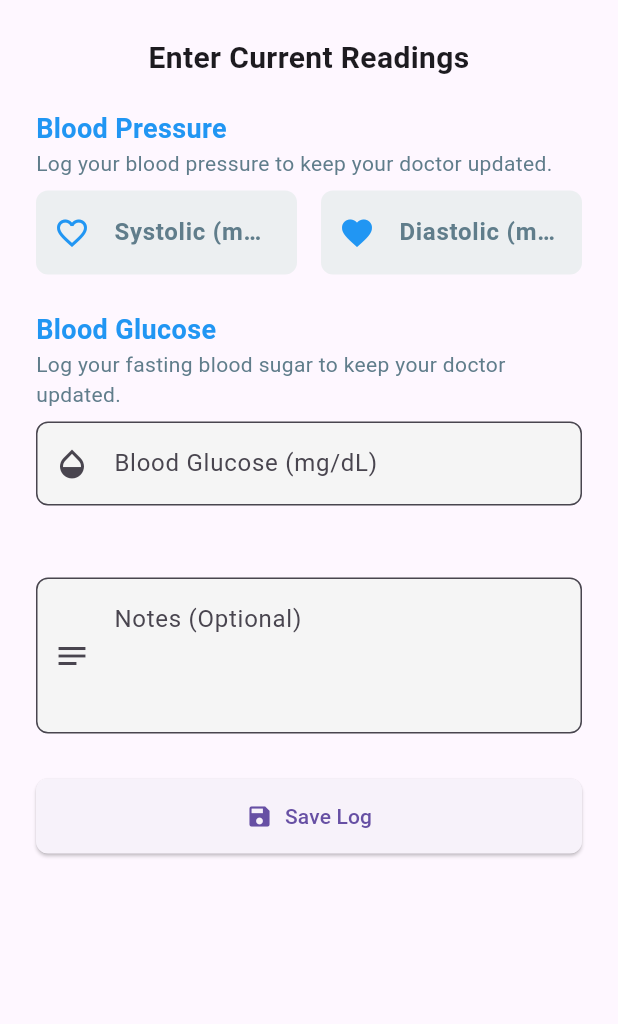
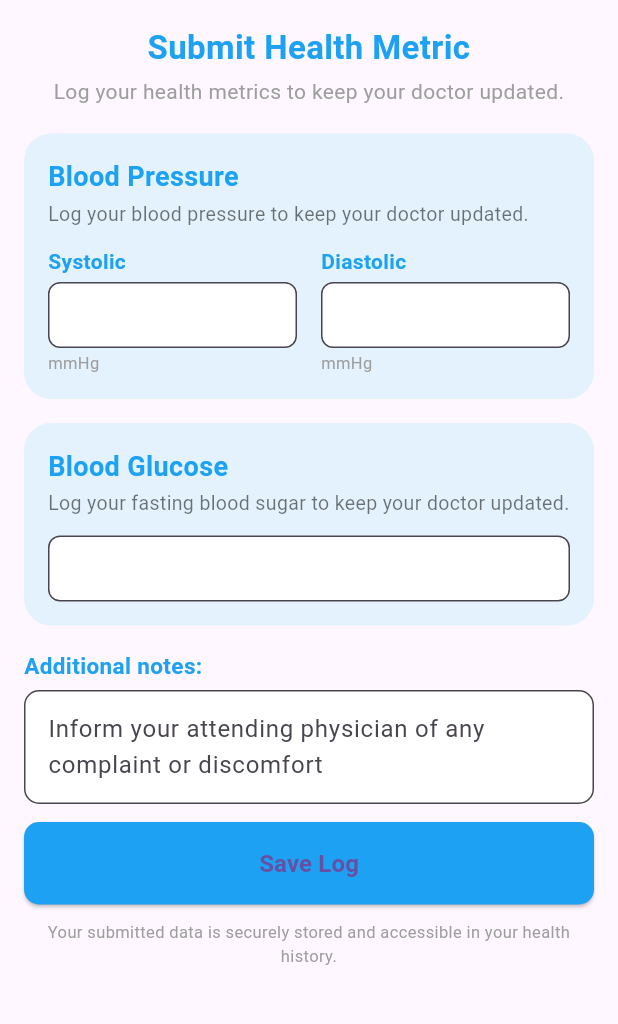
Before and after one commit to yongNotgio/diatrack1, a Flutter app: the AddMetricsScreen screen opened directly with empty values, on a phone screen of 412 x 824 dp, the part 84-1108 px from its top. Run offline on Flutter 3.47's test engine with Material 3 defaults, Android fonts, the phone set to English and light mode, and no system bars; our stand-ins replace dotted_border, fl_chart, image_picker, shared_preferences, supabase_flutter; accounts and stored records are empty.

Commit message:
Redesign add metrics and medication screens UI
Improved the UI of the add metrics screen with sectioned cards, clearer labels, and a new wound photo upload area using dotted_border. Enhanced the medication screen with a larger, more prominent title and adjusted layout for better readability. Added dotted_border dependency to pubspec.yaml.

```diff
--- a/diatrack1/lib/screens/add_metrics_screen.dart
+++ b/diatrack1/lib/screens/add_metrics_screen.dart
@@ -2,6 +2,7 @@ import 'dart:io';
 import 'package:flutter/material.dart';
 import 'package:flutter/services.dart';
 import 'package:image_picker/image_picker.dart';
+import 'package:dotted_border/dotted_border.dart';
 import '../services/supabase_service.dart';
 
 class AddMetricsScreen extends StatefulWidget {
@@ -169,13 +170,6 @@ class _AddMetricsScreenState extends State<AddMetricsScreen> {
           children: [
             Image.asset('assets/images/diatrack_logo.png', height: 32),
             const SizedBox(width: 8),
-            Text(
-              widget.existingMetric == null ? '' : '',
-              style: const TextStyle(
-                color: Color(0xFF1DA1F2),
-                fontWeight: FontWeight.bold,
-              ),
-            ),
           ],
         ),
         actions: [
@@ -190,19 +184,38 @@ class _AddMetricsScreenState extends State<AddMetricsScreen> {
         iconTheme: const IconThemeData(color: Color(0xFF1DA1F2)),
       ),
       body: SingleChildScrollView(
-        padding: const EdgeInsets.all(24.0),
+        padding: const EdgeInsets.symmetric(horizontal: 16, vertical: 8),
         child: Form(
           key: _formKey,
           child: Column(
             crossAxisAlignment: CrossAxisAlignment.stretch,
             children: <Widget>[
+              const SizedBox(height: 8),
               const Text(
-                'Enter Current Readings',
-                style: TextStyle(fontSize: 20, fontWeight: FontWeight.bold),
+                'Submit Health Metric',
+                style: TextStyle(
+                  fontSize: 22,
+                  fontWeight: FontWeight.bold,
+                  color: Color(0xFF1DA1F2),
+                ),
                 textAlign: TextAlign.center,
               ),
-              const SizedBox(height: 20),
-              Column(
+              const SizedBox(height: 4),
+              const Text(
+                'Log your health metrics to keep your doctor updated.',
+                style: TextStyle(fontSize: 14, color: Colors.grey),
+                textAlign: TextAlign.center,
+              ),
+              const SizedBox(height: 18),
+              // Blood Pressure Section
+              Container(
+                padding: const EdgeInsets.all(16),
+                margin: const EdgeInsets.only(bottom: 16),
+                decoration: BoxDecoration(
+                  color: const Color(0xFFE3F2FD),
+                  borderRadius: BorderRadius.circular(18),
+                ),
+                child: Column(
                   crossAxisAlignment: CrossAxisAlignment.start,
                   children: [
                     const Text(
@@ -210,35 +223,44 @@ class _AddMetricsScreenState extends State<AddMetricsScreen> {
                       style: TextStyle(
                         fontSize: 18,
                         fontWeight: FontWeight.bold,
-                      color: Colors.blue,
+                        color: Color(0xFF1DA1F2),
                       ),
                     ),
+                    const SizedBox(height: 2),
                     const Text(
                       'Log your blood pressure to keep your doctor updated.',
-                    style: TextStyle(fontSize: 14, color: Colors.blueGrey),
+                      style: TextStyle(fontSize: 13, color: Colors.black54),
                     ),
-                  const SizedBox(height: 8),
+                    const SizedBox(height: 12),
                     Row(
                       children: [
                         Expanded(
-                        child: TextFormField(
+                          child: Column(
+                            crossAxisAlignment: CrossAxisAlignment.start,
+                            children: [
+                              const Text(
+                                'Systolic',
+                                style: TextStyle(
+                                  fontWeight: FontWeight.bold,
+                                  color: Color(0xFF1DA1F2),
+                                ),
+                              ),
+                              const SizedBox(height: 4),
+                              TextFormField(
                                 controller: _systolicController,
                                 decoration: InputDecoration(
-                            labelText: 'Systolic (mmHg)',
-                            labelStyle: const TextStyle(
-                              fontSize: 16,
-                              fontWeight: FontWeight.bold,
-                              color: Colors.blueGrey,
-                            ),
-                            prefixIcon: const Icon(
-                              Icons.favorite_border,
-                              color: Colors.blue,
+                                  isDense: true,
+                                  contentPadding: const EdgeInsets.symmetric(
+                                    horizontal: 12,
+                                    vertical: 10,
                                   ),
                                   filled: true,
-                            fillColor: Colors.blueGrey[50],
+                                  fillColor: Colors.white,
                                   border: OutlineInputBorder(
                                     borderRadius: BorderRadius.circular(8),
-                              borderSide: BorderSide.none,
+                                    borderSide: BorderSide(
+                                      color: Color(0xFF1DA1F2),
+                                    ),
                                   ),
                                 ),
                                 keyboardType: TextInputType.number,
@@ -246,27 +268,45 @@ class _AddMetricsScreenState extends State<AddMetricsScreen> {
                                   FilteringTextInputFormatter.digitsOnly,
                                 ],
                               ),
+                              const SizedBox(height: 2),
+                              const Text(
+                                'mmHg',
+                                style: TextStyle(
+                                  fontSize: 11,
+                                  color: Colors.grey,
+                                ),
+                              ),
+                            ],
+                          ),
                         ),
                         const SizedBox(width: 16),
                         Expanded(
-                        child: TextFormField(
+                          child: Column(
+                            crossAxisAlignment: CrossAxisAlignment.start,
+                            children: [
+                              const Text(
+                                'Diastolic',
+                                style: TextStyle(
+                                  fontWeight: FontWeight.bold,
+                                  color: Color(0xFF1DA1F2),
+                                ),
+                              ),
+                              const SizedBox(height: 4),
+                              TextFormField(
                                 controller: _diastolicController,
                                 decoration: InputDecoration(
-                            labelText: 'Diastolic (mmHg)',
-                            labelStyle: const TextStyle(
-                              fontSize: 16,
-                              fontWeight: FontWeight.bold,
-                              color: Colors.blueGrey,
-                            ),
-                            prefixIcon: const Icon(
-                              Icons.favorite,
-                              color: Colors.blue,
+                                  isDense: true,
+                                  contentPadding: const EdgeInsets.symmetric(
+                                    horizontal: 12,
+                                    vertical: 10,
                                   ),
                                   filled: true,
-                            fillColor: Colors.blueGrey[50],
+                                  fillColor: Colors.white,
                                   border: OutlineInputBorder(
                                     borderRadius: BorderRadius.circular(8),
-                              borderSide: BorderSide.none,
+                                    borderSide: BorderSide(
+                                      color: Color(0xFF1DA1F2),
+                                    ),
                                   ),
                                 ),
                                 keyboardType: TextInputType.number,
@@ -274,105 +314,145 @@ class _AddMetricsScreenState extends State<AddMetricsScreen> {
                                   FilteringTextInputFormatter.digitsOnly,
                                 ],
                               ),
+                              const SizedBox(height: 2),
+                              const Text(
+                                'mmHg',
+                                style: TextStyle(
+                                  fontSize: 11,
+                                  color: Colors.grey,
                                 ),
-                    ],
-                  ),
-                  const SizedBox(height: 24),
-                  const Text(
-                    'Blood Glucose',
-                    style: TextStyle(
-                      fontSize: 18,
-                      fontWeight: FontWeight.bold,
-                      color: Colors.blue,
-                    ),
-                  ),
-                  const Text(
-                    'Log your fasting blood sugar to keep your doctor updated.',
-                    style: TextStyle(fontSize: 14, color: Colors.blueGrey),
-                  ),
-                  const SizedBox(height: 8),
-                  TextFormField(
-                    controller: _glucoseController,
-                    decoration: const InputDecoration(
-                      labelText: 'Blood Glucose (mg/dL)',
-                      prefixIcon: Icon(Icons.opacity),
-                    ),
-                    keyboardType: const TextInputType.numberWithOptions(
-                      decimal: true,
-                    ),
-                    inputFormatters: [
-                      FilteringTextInputFormatter.allow(
-                        RegExp(r'^\d+\.?\d{0,1}'),
-                      ),
-                    ],
-                  ),
-                  const SizedBox(height: 24),
-                  if (widget.phase == "Post-Operative") ...[
-                    const Text(
-                      'Upload Wound Photo',
-                      style: TextStyle(
-                        fontSize: 18,
-                        fontWeight: FontWeight.bold,
-                        color: Colors.blue,
-                      ),
-                    ),
-                    const Text(
-                      'Please attach a wound image to update your doctor on its progress.',
-                      style: TextStyle(fontSize: 14, color: Colors.blueGrey),
-                    ),
-                    const SizedBox(height: 8),
-                    Row(
-                      children: [
-                        ElevatedButton.icon(
-                          icon: const Icon(Icons.camera_alt),
-                          label: const Text('Click to Upload'),
-                          onPressed: _showImagePickerOptions,
-                          style: ElevatedButton.styleFrom(
-                            backgroundColor: Colors.blueGrey[50],
-                          ),
-                        ),
-                        const SizedBox(width: 16),
-                        if (_woundImageFile != null || _woundPhotoUrl != null)
-                          Expanded(
-                            child: Row(
-                              children: [
-                                const Icon(
-                                  Icons.check_circle,
-                                  color: Colors.green,
-                                  size: 18,
-                                ),
-                                const SizedBox(width: 4),
-                                Expanded(
-                                  child: Text(
-                                    _woundImageFile?.name ?? 'Existing photo',
-                                    overflow: TextOverflow.ellipsis,
-                                    style: const TextStyle(fontSize: 12),
-                                  ),
-                                ),
-                                IconButton(
-                                  icon: const Icon(
-                                    Icons.clear,
-                                    size: 18,
-                                    color: Colors.redAccent,
-                                  ),
-                                  onPressed:
-                                      () => setState(() {
-                                        _woundImageFile = null;
-                                        _woundPhotoUrl = null;
-                                      }),
-                                  tooltip: 'Remove image',
                               ),
                             ],
                           ),
                         ),
                       ],
                     ),
+                  ],
+                ),
+              ),
+              // Blood Glucose Section
+              Container(
+                padding: const EdgeInsets.all(16),
+                margin: const EdgeInsets.only(bottom: 16),
+                decoration: BoxDecoration(
+                  color: const Color(0xFFE3F2FD),
+                  borderRadius: BorderRadius.circular(18),
+                ),
+                child: Column(
+                  crossAxisAlignment: CrossAxisAlignment.start,
+                  children: [
+                    const Text(
+                      'Blood Glucose',
+                      style: TextStyle(
+                        fontSize: 18,
+                        fontWeight: FontWeight.bold,
+                        color: Color(0xFF1DA1F2),
+                      ),
+                    ),
+                    const SizedBox(height: 2),
+                    const Text(
+                      'Log your fasting blood sugar to keep your doctor updated.',
+                      style: TextStyle(fontSize: 13, color: Colors.black54),
+                    ),
+                    const SizedBox(height: 12),
+                    TextFormField(
+                      controller: _glucoseController,
+                      decoration: InputDecoration(
+                        isDense: true,
+                        contentPadding: const EdgeInsets.symmetric(
+                          horizontal: 12,
+                          vertical: 10,
+                        ),
+                        filled: true,
+                        fillColor: Colors.white,
+                        border: OutlineInputBorder(
+                          borderRadius: BorderRadius.circular(8),
+                          borderSide: const BorderSide(
+                            color: Color(0xFF1DA1F2),
+                          ),
+                        ),
+                      ),
+                      keyboardType: const TextInputType.numberWithOptions(
+                        decimal: true,
+                      ),
+                      inputFormatters: [
+                        FilteringTextInputFormatter.allow(RegExp(r'^[0-9.]*')),
+                      ],
+                    ),
+                  ],
+                ),
+              ),
+              // Wound Photo Section
+              if (widget.phase == "Post-Operative") ...[
+                Container(
+                  padding: const EdgeInsets.all(16),
+                  margin: const EdgeInsets.only(bottom: 16),
+                  decoration: BoxDecoration(
+                    color: const Color(0xFFE3F2FD),
+                    borderRadius: BorderRadius.circular(18),
+                  ),
+                  child: Column(
+                    crossAxisAlignment: CrossAxisAlignment.start,
+                    children: [
+                      const Text(
+                        'Wound Photo',
+                        style: TextStyle(
+                          fontSize: 18,
+                          fontWeight: FontWeight.bold,
+                          color: Color(0xFF1DA1F2),
+                        ),
+                      ),
+                      const SizedBox(height: 2),
+                      const Text(
+                        'Please attach a wound image to update your doctor on its progress.',
+                        style: TextStyle(fontSize: 13, color: Colors.black54),
+                      ),
+                      const SizedBox(height: 12),
+                      GestureDetector(
+                        onTap: _showImagePickerOptions,
+                        child: DottedBorder(
+                          color: const Color(0xFF1DA1F2),
+                          borderType: BorderType.RRect,
+                          radius: const Radius.circular(12),
+                          dashPattern: const [6, 3],
+                          strokeWidth: 1.5,
+                          child: Container(
+                            width: double.infinity,
+                            height: 120,
+                            alignment: Alignment.center,
+                            decoration: BoxDecoration(
+                              color: Colors.white,
+                              borderRadius: BorderRadius.circular(12),
+                            ),
+                            child: Column(
+                              mainAxisAlignment: MainAxisAlignment.center,
+                              children: [
+                                const Icon(
+                                  Icons.cloud_upload,
+                                  size: 36,
+                                  color: Color(0xFF1DA1F2),
+                                ),
+                                const SizedBox(height: 8),
+                                Text(
+                                  _woundImageFile != null
+                                      ? 'Image Selected'
+                                      : 'Click to Upload',
+                                  style: const TextStyle(
+                                    color: Color(0xFF1DA1F2),
+                                    fontWeight: FontWeight.bold,
+                                  ),
+                                ),
+                              ],
+                            ),
+                          ),
+                        ),
+                      ),
                       if (_woundImageFile != null)
                         Padding(
                           padding: const EdgeInsets.only(top: 8.0),
                           child: Image.file(
                             File(_woundImageFile!.path),
-                          height: 100,
+                            height: 80,
                             fit: BoxFit.cover,
                           ),
                         ),
@@ -381,23 +461,50 @@ class _AddMetricsScreenState extends State<AddMetricsScreen> {
                           padding: const EdgeInsets.only(top: 8.0),
                           child: Image.network(
                             _woundPhotoUrl!,
-                          height: 100,
+                            height: 80,
                             fit: BoxFit.cover,
                           ),
                         ),
                     ],
-                  const SizedBox(height: 24),
+                  ),
+                ),
+              ],
+              // Notes Section
+              Padding(
+                padding: const EdgeInsets.only(bottom: 12),
+                child: Column(
+                  crossAxisAlignment: CrossAxisAlignment.start,
+                  children: [
+                    const Text(
+                      'Additional notes:',
+                      style: TextStyle(
+                        fontWeight: FontWeight.bold,
+                        color: Color(0xFF1DA1F2),
+                        fontSize: 15,
+                      ),
+                    ),
+                    const SizedBox(height: 6),
                     TextFormField(
                       controller: _notesController,
                       decoration: const InputDecoration(
-                      labelText: 'Notes (Optional)',
-                      hintText: 'Any additional details...',
-                      prefixIcon: Icon(Icons.notes),
-                      alignLabelWithHint: true,
+                        hintText:
+                            'Inform your attending physician of any complaint or discomfort',
+                        filled: true,
+                        fillColor: Colors.white,
+                        border: OutlineInputBorder(
+                          borderRadius: BorderRadius.all(Radius.circular(10)),
+                          borderSide: BorderSide(color: Color(0xFF1DA1F2)),
                         ),
-                    maxLines: 3,
+                        contentPadding: EdgeInsets.symmetric(
+                          horizontal: 12,
+                          vertical: 14,
                         ),
-                  const SizedBox(height: 30),
+                      ),
+                      maxLines: 2,
+                    ),
+                  ],
+                ),
+              ),
               if (_uploadError != null)
                 Padding(
                   padding: const EdgeInsets.only(bottom: 16.0),
@@ -413,17 +520,31 @@ class _AddMetricsScreenState extends State<AddMetricsScreen> {
                   ? const Center(child: CircularProgressIndicator())
                   : SizedBox(
                     width: double.infinity,
-                        child: ElevatedButton.icon(
-                          icon: const Icon(Icons.save),
-                          label: const Text('Save Log'),
+                    child: ElevatedButton(
+                      style: ElevatedButton.styleFrom(
+                        backgroundColor: const Color(0xFF1DA1F2),
+                        shape: RoundedRectangleBorder(
+                          borderRadius: BorderRadius.circular(10),
+                        ),
+                        padding: const EdgeInsets.symmetric(vertical: 16),
+                      ),
                       onPressed: _submitMetrics,
-                          style: ElevatedButton.styleFrom(
-                            padding: const EdgeInsets.symmetric(vertical: 15.0),
+                      child: const Text(
+                        'Save Log',
+                        style: TextStyle(
+                          fontWeight: FontWeight.bold,
+                          fontSize: 16,
                         ),
                       ),
                     ),
-                ],
                   ),
+              const SizedBox(height: 10),
+              const Text(
+                'Your submitted data is securely stored and accessible in your health history.',
+                style: TextStyle(fontSize: 11, color: Colors.grey),
+                textAlign: TextAlign.center,
+              ),
+              const SizedBox(height: 10),
             ],
           ),
         ),
--- a/diatrack1/lib/screens/medication.dart
+++ b/diatrack1/lib/screens/medication.dart
@@ -131,10 +131,6 @@ class _MedicationScreenState extends State<MedicationScreen> {
   Widget build(BuildContext context) {
     final List<String> times = ['morning', 'noon', 'dinner'];
     final List<String> timeLabels = ['Morning', 'Noon', 'Dinner'];
-    final todayStr =
-        "${today.year.toString().padLeft(4, '0')}-${today.month.toString().padLeft(2, '0')}-${today.day.toString().padLeft(2, '0')}";
-    final dateDisplay =
-        "${today.year}, ${_monthName(today.month)} ${today.day}, ${today.year}";
     return Scaffold(
       backgroundColor: const Color(0xFFF8FAFF),
       appBar: AppBar(
@@ -144,20 +140,7 @@ class _MedicationScreenState extends State<MedicationScreen> {
           children: [
             Image.asset('assets/images/diatrack_logo.png', height: 32),
             const SizedBox(width: 8),
-            Column(
-              crossAxisAlignment: CrossAxisAlignment.start,
-              children: const [
-                Text(
-                  'Medications',
-                  style: TextStyle(
-                    color: Color(0xFF1DA1F2),
-                    fontWeight: FontWeight.bold,
-                    fontSize: 20,
-                  ),
-                ),
-                SizedBox(height: 2),
-              ],
-            ),
+            Column(crossAxisAlignment: CrossAxisAlignment.start),
           ],
         ),
         actions: [
@@ -179,7 +162,22 @@ class _MedicationScreenState extends State<MedicationScreen> {
                 child: Column(
                   crossAxisAlignment: CrossAxisAlignment.start,
                   children: [
-                    const SizedBox(height: 12),
+                    const SizedBox(height: 16),
+                    Padding(
+                      padding: const EdgeInsets.symmetric(horizontal: 24),
+                      child: Center(
+                        child: Text(
+                          'Medications',
+                          style: TextStyle(
+                            color: Color(0xFF1DA1F2),
+                            fontSize: 30,
+                            fontWeight: FontWeight.bold,
+                          ),
+                        ),
+                      ),
+                    ),
+
+                    const SizedBox(height: 10),
                     Padding(
                       padding: const EdgeInsets.symmetric(horizontal: 24),
                       child: Text(
@@ -199,7 +197,7 @@ class _MedicationScreenState extends State<MedicationScreen> {
                         style: const TextStyle(
                           color: Color(0xFF1DA1F2),
                           fontWeight: FontWeight.bold,
-                          fontSize: 18,
+                          fontSize: 25,
                         ),
                       ),
                     ),
--- a/diatrack1/pubspec.yaml
+++ b/diatrack1/pubspec.yaml
@@ -37,6 +37,7 @@ dependencies:
   cupertino_icons: ^1.0.2
   shared_preferences: ^2.2.2
   fl_chart: ^0.66.0
+  dotted_border: ^2.0.0
 
 dev_dependencies:
   flutter_test:
```
Also changed, not shown: diatrack1/pubspec.lock. Lines whose indentation alone changed are shown as unchanged.
